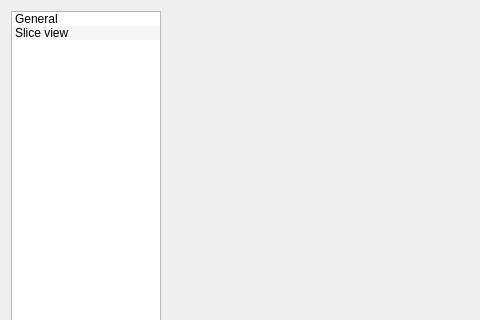
NikEfth/SAvVy, file src/gui/savvy_settings.ui: the form before one commit; both pictures show x 0 to 480 and y 0 to 320 of the 577 by 414 pixel window.
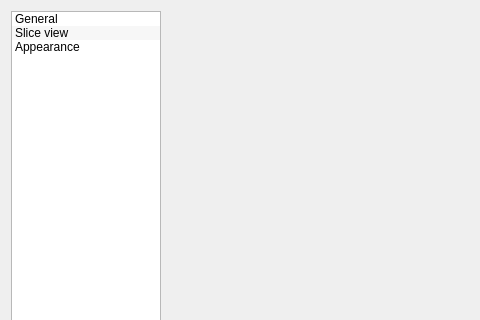
The form after the commit.

The edit to the form file:
```diff
--- a/src/gui/savvy_settings.ui
+++ b/src/gui/savvy_settings.ui
@@ -56,6 +56,11 @@
          <string>Slice view</string>
         </property>
        </item>
+       <item>
+        <property name="text">
+         <string>Appearance</string>
+        </property>
+       </item>
       </widget>
      </item>
      <item row="1" column="3">
```
